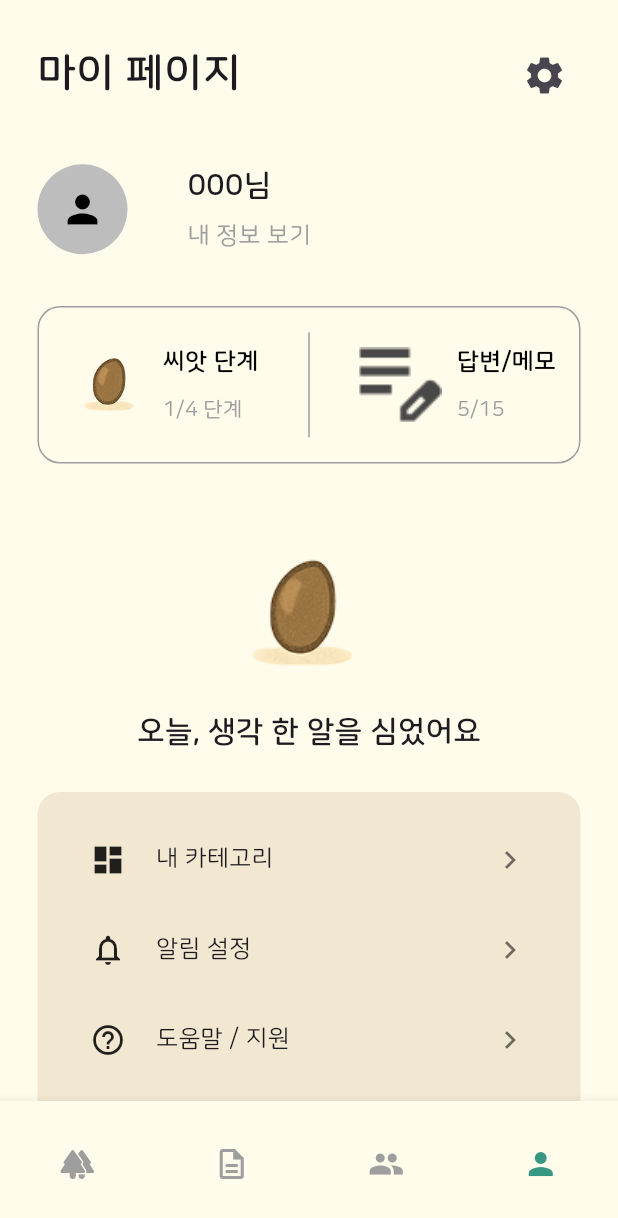
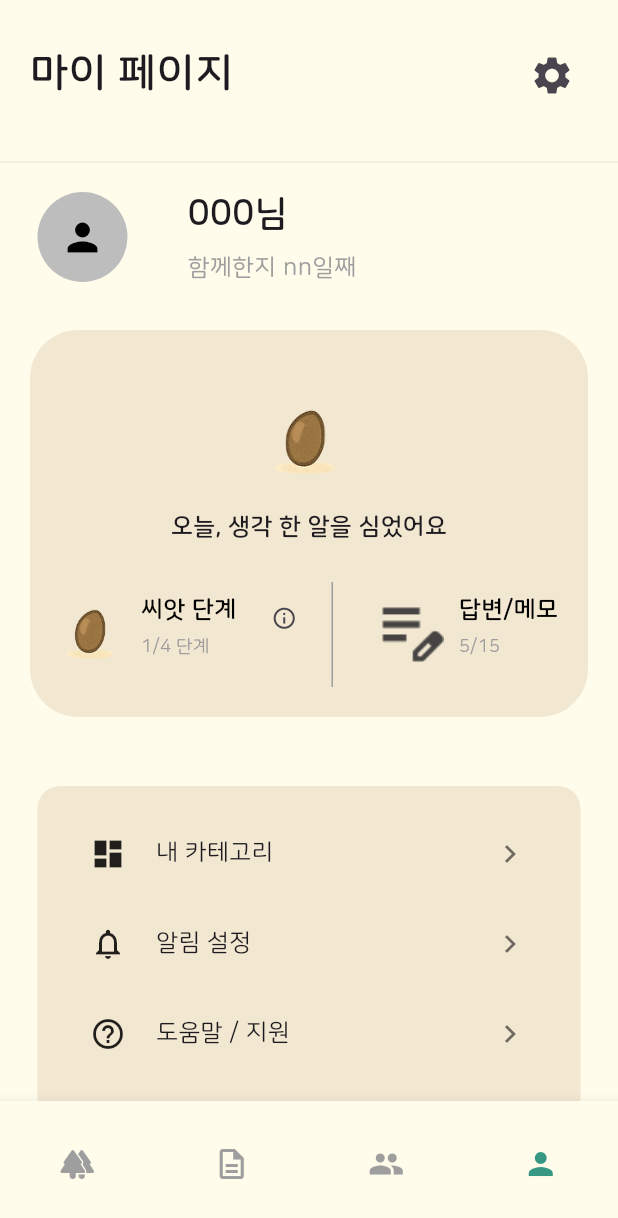
Before and after one commit to IDEA-SOOP/frontend, a Flutter app: the MyPageScreen screen opened directly, on a phone screen of 412 x 824 dp. Shown: the top 1218 px of the screen. Run offline on Flutter 3.47's test engine with Material 3 defaults, Android fonts, the phone set to English and light mode, and no system bars.

Commit message:
chore: 마이페이지 상태뷰 수정, 팝업창 구현. 하단바 이동 구현

```diff
--- a/lib/screen/MyPageScreen.dart
+++ b/lib/screen/MyPageScreen.dart
@@ -18,14 +18,24 @@ class _MyPageScreenState extends State<MyPageScreen> {
       backgroundColor: backgroundColor,
       body: SafeArea(
         child: SingleChildScrollView(
+          child: ConstrainedBox(
+            constraints: BoxConstraints(
+              minHeight:
+                  MediaQuery.of(context).size.height -
+                  90, // 90: bottom nevigation bar's height
+            ),
+            child: IntrinsicHeight(
               child: Column(
                 children: [
                   MyPageAppBar(),
+                  Divider(color: Colors.grey.withOpacity(0.2)),
                   MyPageUserInfo(),
                   MyPageLogCard(),
-              MyPageTreeStateCard(),
+                  Spacer(),
                   MyPageSettingCard(),
                 ],
+              ),
+            ),
           ),
         ),
       ),
@@ -41,7 +51,7 @@ class MyPageAppBar extends StatelessWidget {
       width: double.infinity,
       height: 100,
       child: Padding(
-        padding: EdgeInsets.all(25),
+        padding: EdgeInsets.all(20),
         child: Row(
           children: [
             Expanded(
@@ -94,7 +104,7 @@ class MyPageUserInfo extends StatelessWidget {
                     const Text(
                       "000님",
                       style: TextStyle(
-                        fontSize: 20,
+                        fontSize: 24,
                         fontWeight: FontWeight.bold,
                       ),
                     ),
@@ -102,7 +112,7 @@ class MyPageUserInfo extends StatelessWidget {
                     GestureDetector(
                       onTap: () {},
                       child: const Text(
-                        "내 정보 보기",
+                        "함께한지 nn일째",
                         style: TextStyle(fontSize: 16, color: Colors.grey),
                       ),
                     ),
@@ -122,13 +132,17 @@ class MyPageLogCard extends StatelessWidget {
   Widget build(BuildContext context) {
     return Container(
       child: Container(
-        margin: EdgeInsets.all(25),
+        margin: EdgeInsets.all(20),
+        padding: EdgeInsets.all(20),
         decoration: BoxDecoration(
-          border: Border.all(color: Colors.grey),
-          borderRadius: BorderRadius.circular(15),
+          color: backgroundColorStrong,
+          borderRadius: BorderRadius.circular(32),
         ),
 
-        child: Row(
+        child: Column(
+          children: [
+            MyPageTreeStateCard(),
+            Row(
               mainAxisAlignment: MainAxisAlignment.spaceEvenly,
               children: [
                 Expanded(
@@ -138,10 +152,26 @@ class MyPageLogCard extends StatelessWidget {
                     imgAsset: 'assets/images/seed0.png',
                   ),
                 ),
+                SizedBox(width: 8),
+                Row(
+                  mainAxisSize: MainAxisSize.min,
+                  crossAxisAlignment: CrossAxisAlignment.start,
+                  children: [
+                    IconButton(
+                      iconSize: 17,
+                      onPressed: () => popSeedStep(context),
+                      icon: Icon(Icons.info_outline),
+                      padding: EdgeInsets.zero,
+                      constraints: BoxConstraints(), // 불필요한 여백 제거
+                    ),
                     SizedBox(
                       height: 70,
-              child: VerticalDivider(color: Colors.grey, thickness: 1),
+                      child: VerticalDivider(thickness: 1, color: Colors.grey),
                     ),
+                    SizedBox(width: 17),
+                  ],
+                ),
+                SizedBox(width: 8),
                 Expanded(
                   child: _LogInfo(
                     title: "답변/메모",
@@ -151,7 +181,90 @@ class MyPageLogCard extends StatelessWidget {
                 ),
               ],
             ),
+          ],
         ),
+      ),
+    );
+  }
+
+  void popSeedStep(BuildContext context) {
+    showDialog(
+      context: context,
+      barrierDismissible: false, // 바깥 클릭 시 닫기 여부
+      builder: (BuildContext context) {
+        return Dialog(
+          backgroundColor: backgroundColor, // 완전 투명 배경도 가능
+          child: Container(
+            padding: EdgeInsets.all(20),
+            decoration: BoxDecoration(
+              color: backgroundColor,
+              borderRadius: BorderRadius.circular(16),
+              boxShadow: [
+                BoxShadow(
+                  color: Colors.black.withOpacity(0.1),
+                  blurRadius: 10,
+                  offset: Offset(0, 4),
+                ),
+              ],
+            ),
+            child: Column(
+              mainAxisSize: MainAxisSize.min,
+              children: [
+                Text(
+                  '씨앗 단계',
+                  style: TextStyle(fontSize: 24, fontWeight: FontWeight.bold),
+                ),
+                SizedBox(height: 20),
+                SizedBox(
+                  height: 70,
+                  child: Row(
+                    mainAxisAlignment: MainAxisAlignment.spaceEvenly,
+                    crossAxisAlignment: CrossAxisAlignment.end,
+                    children: [
+                      Image.asset(
+                        'assets/images/seed0.png',
+                        width: 40,
+                      ),
+                      Image.asset(
+                        'assets/images/seed1.png',
+                        width: 50,
+                      ),
+                      Image.asset(
+                        'assets/images/seed2.png',
+                        width: 60,
+                      ),
+                      Image.asset(
+                        'assets/images/seed3.png',
+                        width: 60,
+                      ),
+                    ],
+                  ),
+                ),
+                SizedBox(height: 20),
+                Text(
+                  '작은 생각 하나가 씨앗이 돼요.\n씨앗을 키워서 나무 한 그루를 완성해보세요!',
+                  style: TextStyle(fontSize: 14, ),
+                  textAlign: TextAlign.center,
+                ),
+                SizedBox(height: 20),
+                SizedBox(
+                  width: double.infinity,
+                  child: ElevatedButton(
+                    style: ElevatedButton.styleFrom(
+                      backgroundColor: pointColorStrong,
+                      shape: RoundedRectangleBorder(
+                        borderRadius: BorderRadius.circular(8),
+                      ),
+                    ),
+                    onPressed: () => Navigator.pop(context),
+                    child: Text('확인', style: TextStyle(color: Colors.white)),
+                  ),
+                ),
+              ],
+            ),
+          ),
+        );
+      },
     );
   }
 }
@@ -169,11 +282,16 @@ class _LogInfo extends StatelessWidget {
 
   @override
   Widget build(BuildContext context) {
-    return Padding(
-      padding: const EdgeInsets.all(25),
+    return ConstrainedBox(
+      constraints: BoxConstraints(maxHeight: 55, maxWidth: 100),
       child: Row(
         children: [
-          Image.asset(imgAsset, height: 50, fit: BoxFit.fitHeight),
+          Expanded(
+            child: ConstrainedBox(
+              constraints: BoxConstraints(maxHeight: 50),
+              child: Image.asset(imgAsset, fit: BoxFit.fitHeight),
+            ),
+          ),
           SizedBox(width: 10),
           Column(
             crossAxisAlignment: CrossAxisAlignment.start,
@@ -186,10 +304,10 @@ class _LogInfo extends StatelessWidget {
                   color: Colors.black,
                 ),
               ),
-              SizedBox(height: 10),
+              SizedBox(height: 4),
               Text(
                 subtitle,
-                style: TextStyle(fontSize: 14, color: Colors.grey),
+                style: TextStyle(fontSize: 12, color: Colors.grey),
               ),
             ],
           ),
@@ -210,13 +328,13 @@ class MyPageTreeStateCard extends StatelessWidget {
           children: [
             Image.asset(
               'assets/images/seed0.png',
-              height: 100,
+              height: 60,
               fit: BoxFit.fitHeight,
             ),
             SizedBox(height: 15),
             Text(
               "오늘, 생각 한 알을 심었어요",
-              style: TextStyle(fontSize: 20, fontWeight: FontWeight.bold),
+              style: TextStyle(fontSize: 16, fontWeight: FontWeight.bold),
             ),
           ],
         ),
--- a/lib/screen/home_screen.dart
+++ b/lib/screen/home_screen.dart
@@ -1,6 +1,7 @@
 import 'package:flutter/material.dart';
 import 'package:idea_soop/const/Colors.dart';
 import 'package:idea_soop/screen/HistoryView.dart';
+import 'package:idea_soop/screen/MyPageScreen.dart';
 import 'package:intl/intl.dart';
 
 // 날짜 서수 접미사 함수
@@ -190,8 +191,16 @@ class HomeBottomNav extends StatelessWidget {
             icon: Icon(Icons.people),
             label: "community",
           ),
-          const BottomNavigationBarItem(
-            icon: Icon(Icons.person),
+          BottomNavigationBarItem(
+            icon: IconButton(
+              onPressed: () {
+                Navigator.push(
+                  context,
+                  MaterialPageRoute(builder: (context) => MyPageScreen()),
+                );
+              },
+              icon: Icon(Icons.person),
+            ),
             label: "user",
           ),
         ],
```
Also changed, not shown: assets/images/seed1.png (added), assets/images/seed2.png (added), assets/images/seed3.png (added), assets/images/seed4.png (added). Lines whose indentation alone changed are shown as unchanged.
